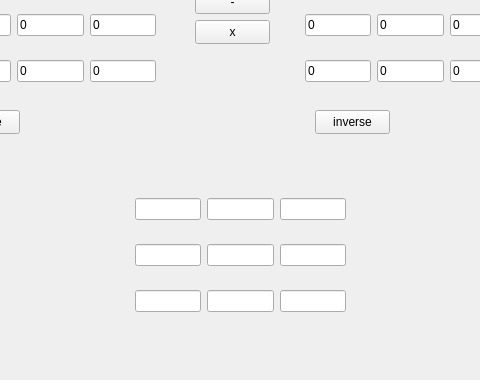
The window that mainwindow.ui (Lunatic2339/calculator) describes before a commit, drawn with Qt 5; both pictures show x 195 to 675 and y 99 to 479 of the 866 by 479 pixel window.
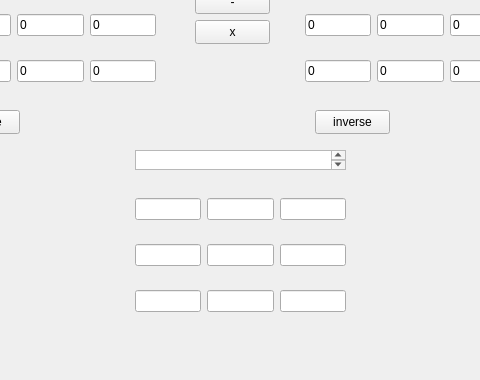
The same window after the commit.

Patch:
```diff
--- a/mainwindow.ui
+++ b/mainwindow.ui
@@ -304,6 +304,16 @@
      <string>x</string>
     </property>
    </widget>
+   <widget class="QTextEdit" name="textEdit">
+    <property name="geometry">
+     <rect>
+      <x>330</x>
+      <y>230</y>
+      <width>211</width>
+      <height>20</height>
+     </rect>
+    </property>
+   </widget>
   </widget>
   <widget class="QMenuBar" name="menubar">
    <property name="geometry">
```
Left out of the diff: 2 changed lines with no effect on the pictures.
